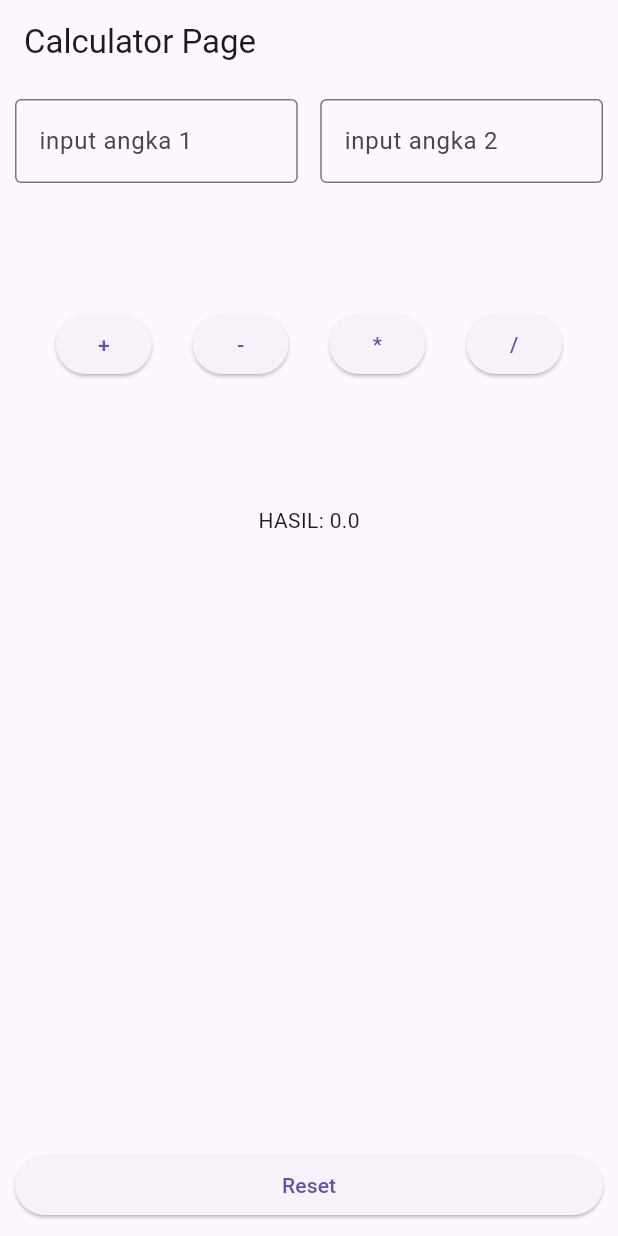
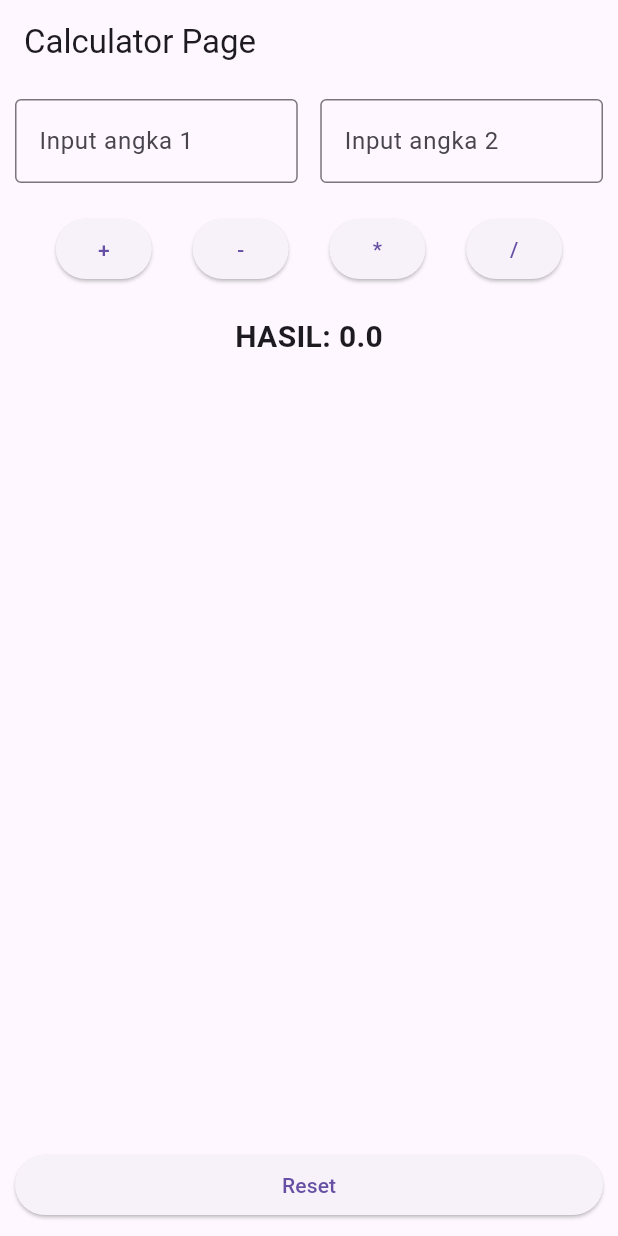
Before and after one commit to lko44/Calculator-Using-Bloc, a Flutter app: the screen it shows after launch, after a tap on "Reset", on a phone screen of 412 x 824 dp. Run offline on Flutter 3.47's test engine with Material 3 defaults, Android fonts, the phone set to English and light mode, and no system bars; our stand-ins replace flutter_bloc.

Commit message:
fixing 3 67

```diff
--- a/lib/Bloc/Calculator/calculator_bloc.dart
+++ b/lib/Bloc/Calculator/calculator_bloc.dart
@@ -3,30 +3,31 @@ import 'calculator_event.dart';
 import 'calculator_state.dart';
 
 class CalculatorBloc extends Bloc<CalculatorEvent, CalculatorState> {
-  CalculatorBloc() : super(CalculatorInitial()) {
-
+  CalculatorBloc() : super(CalculatorState(result: 0)) {
     on<AddEvent>((event, emit) {
-      emit(CalculatorResult(event.a + event.b));
+      if (event.a == 1 && event.b == 1) {
+        emit(state.copyWith(result: 3));
+      }else if (event.a == 6 && event.b == 7) {
+        emit(state.copyWith(result: 67));}
+       else {
+        emit(state.copyWith(result: event.a + event.b));
+      }
     });
 
     on<SubtractEvent>((event, emit) {
-      emit(CalculatorResult(event.a - event.b));
+      emit(state.copyWith(result: event.a - event.b));
     });
 
     on<MultiplyEvent>((event, emit) {
-      emit(CalculatorResult(event.a * event.b));
+      emit(state.copyWith(result: event.a * event.b));
     });
 
     on<DivideEvent>((event, emit) {
       if (event.b == 0) {
-        emit(CalculatorResult(0));
+        emit(state.copyWith(result: 0));
       } else {
-        emit(CalculatorResult(event.a / event.b));
+        emit(state.copyWith(result: event.a / event.b));
       }
-    });
-
-    on<ResetEvent>((event, emit) {
-      emit(CalculatorResult(0));
     });
   }
 }
--- a/lib/Bloc/Calculator/calculator_event.dart
+++ b/lib/Bloc/Calculator/calculator_event.dart
@@ -1,39 +1,25 @@
-import 'package:flutter/material.dart';
-
 abstract class CalculatorEvent {}
-
-final TextEditingController aController = TextEditingController();
-final TextEditingController bController = TextEditingController();
-
-double a() => double.tryParse(aController.text) ?? 0;
-double b() => double.tryParse(bController.text) ?? 0;
 
 class AddEvent extends CalculatorEvent {
   final double a;
   final double b;
-
   AddEvent(this.a, this.b);
 }
 
 class SubtractEvent extends CalculatorEvent {
   final double a;
   final double b;
-
   SubtractEvent(this.a, this.b);
 }
 
 class MultiplyEvent extends CalculatorEvent {
   final double a;
   final double b;
-
   MultiplyEvent(this.a, this.b);
 }
 
 class DivideEvent extends CalculatorEvent {
   final double a;
   final double b;
-
   DivideEvent(this.a, this.b);
 }
-
-class ResetEvent extends CalculatorEvent {}
--- a/lib/Bloc/Calculator/calculator_state.dart
+++ b/lib/Bloc/Calculator/calculator_state.dart
@@ -1,9 +1,15 @@
-abstract class CalculatorState {}
-
-class CalculatorInitial extends CalculatorState {}
-
-class CalculatorResult extends CalculatorState {
+class CalculatorState {
   final double result;
 
-  CalculatorResult(this.result);
+  CalculatorState({required this.result});
+
+  factory CalculatorState.initial() {
+    return CalculatorState(result: 0);
+  }
+
+  CalculatorState copyWith({double? result}) {
+    return CalculatorState(
+      result: result ?? this.result,
+    );
+  }
 }
--- a/lib/main.dart
+++ b/lib/main.dart
@@ -1,6 +1,4 @@
 import 'package:flutter/material.dart';
-import 'package:flutter_bloc/flutter_bloc.dart';
-import 'package:semester2_aplication/Bloc/Calculator/calculator_bloc.dart';
 import 'package:semester2_aplication/pages/calculator_page.dart';
 
 void main() {
@@ -15,10 +13,7 @@ class MyApp extends StatelessWidget {
     return MaterialApp(
       title: 'Flutter Demo',
       theme: ThemeData(primarySwatch: Colors.blue),
-      home: BlocProvider(
-        create: (_) => CalculatorBloc(),
-        child: const CalculatorPage(),
-      ),
+      home: CalculatorPage(),
     );
   }
 }
--- a/lib/pages/calculator_page.dart
+++ b/lib/pages/calculator_page.dart
@@ -1,107 +1,152 @@
 import 'package:flutter/material.dart';
 import 'package:flutter_bloc/flutter_bloc.dart';
+import 'package:flutter/services.dart';
 import 'package:semester2_aplication/Bloc/Calculator/calculator_bloc.dart';
 import 'package:semester2_aplication/Bloc/Calculator/calculator_event.dart';
 import 'package:semester2_aplication/Bloc/Calculator/calculator_state.dart';
 
-class CalculatorPage extends StatelessWidget {
+class CalculatorPage extends StatefulWidget {
   const CalculatorPage({super.key});
 
   @override
+  State<CalculatorPage> createState() => _CalculatorPageState();
+}
+
+class _CalculatorPageState extends State<CalculatorPage> {
+  final aController = TextEditingController();
+  final bController = TextEditingController();
+
+  @override
   Widget build(BuildContext context) {
+    return BlocProvider(
+      create: (_) => CalculatorBloc(),
+      child: Builder( // 🔥 THIS IS THE FIX
+        builder: (context) {
           return Scaffold(
             appBar: AppBar(title: const Text('Calculator Page')),
-      body: Container(
-        margin: EdgeInsets.all(10),
+            body: Padding(
+              padding: const EdgeInsets.all(10.0),
               child: Column(
                 children: [
                   Row(
                     children: [
                       Expanded(
-                  flex: 2,
-                  child: TextField(
-                    controller: aController,
-                    decoration: InputDecoration(
-                      hintText: "input angka 1",
-                      border: OutlineInputBorder(),
+                        child: _buildInputField(aController, 'Input angka 1'),
                       ),
-                  ),
-                ),
-                SizedBox(width: 15),
+                      const SizedBox(width: 15),
                       Expanded(
-                  flex: 2,
-                  child: TextField(
-                    controller: bController,
-                    decoration: InputDecoration(
-                      hintText: "input angka 2",
-                      border: OutlineInputBorder(),
-                    ),
-                  ),
+                        child: _buildInputField(bController, 'Input angka 2'),
                       ),
                     ],
                   ),
-            Expanded(
-              child: Row(
+
+                  const SizedBox(height: 20),
+
+                  Row(
                     mainAxisAlignment: MainAxisAlignment.spaceEvenly,
                     children: [
-                  ElevatedButton(
-                    onPressed: () {
-                      context.read<CalculatorBloc>().add(AddEvent(a(), b()));
-                    },
-                    child: Text("+"),
+                      _buildOperationButton('+', () {
+                        context.read<CalculatorBloc>().add(
+                          AddEvent(
+                            _parseInput(aController),
+                            _parseInput(bController),
+                          ),
+                        );
+                      }),
+                      _buildOperationButton('-', () {
+                        context.read<CalculatorBloc>().add(
+                          SubtractEvent(
+                            _parseInput(aController),
+                            _parseInput(bController),
+                          ),
+                        );
+                      }),
+                      _buildOperationButton('*', () {
+                        context.read<CalculatorBloc>().add(
+                          MultiplyEvent(
+                            _parseInput(aController),
+                            _parseInput(bController),
+                          ),
+                        );
+                      }),
+                      _buildOperationButton('/', () {
+                        context.read<CalculatorBloc>().add(
+                          DivideEvent(
+                            _parseInput(aController),
+                            _parseInput(bController),
+                          ),
+                        );
+                      }),
+                    ],
                   ),
 
-                  ElevatedButton(
-                    onPressed: () {
-                      context.read<CalculatorBloc>().add(
-                        SubtractEvent(a(), b()),
+                  const SizedBox(height: 20),
+
+                  BlocBuilder<CalculatorBloc, CalculatorState>(
+                    builder: (context, state) {
+                      return Text(
+                        'HASIL: ${state.result}',
+                        style: const TextStyle(
+                          fontSize: 20,
+                          fontWeight: FontWeight.bold,
+                        ),
                       );
                     },
-                    child: Text("-"),
                   ),
 
-                  ElevatedButton(
-                    onPressed: () {
-                      context.read<CalculatorBloc>().add(
-                        MultiplyEvent(a(), b()),
-                      );
-                    },
-                    child: Text("*"),
-                  ),
+                  const Spacer(),
 
-                  ElevatedButton(
-                    onPressed: () {
-                      context.read<CalculatorBloc>().add(DivideEvent(a(), b()));
-                    },
-                    child: Text("/"),
-                  ),
-                ],
-              ),
-            ),
-            Expanded(
-              child: BlocBuilder<CalculatorBloc, CalculatorState>(
-                builder: (context, state) {
-                  if (state is CalculatorResult) {
-                    return Text("HASIL: ${state.result}");
-                  }
-                  return Text("HASIL:");
-                },
-              ),
-            ),
-
-            Spacer(),
                   SizedBox(
                     width: double.infinity,
                     child: ElevatedButton(
                       onPressed: () {
-                  context.read<CalculatorBloc>().add(ResetEvent());
+                        aController.clear();
+                        bController.clear();
+                        context.read<CalculatorBloc>().add(
+                          AddEvent(0, 0),
+                        );
                       },
-                child: Text("Reset"),
+                      child: const Text('Reset'),
                     ),
                   ),
                 ],
               ),
             ),
           );
+        },
+      ),
+    );
+  }
+
+  @override
+  void dispose() {
+    aController.dispose();
+    bController.dispose();
+    super.dispose();
+  }
+
+  Widget _buildInputField(TextEditingController controller, String hint) {
+    return TextField(
+      controller: controller,
+      keyboardType: const TextInputType.numberWithOptions(decimal: true),
+      inputFormatters: [
+        FilteringTextInputFormatter.allow(RegExp(r'^\d*\.?\d*')),
+      ],
+      decoration: InputDecoration(
+        hintText: hint,
+        border: const OutlineInputBorder(),
+      ),
+    );
+  }
+
+  Widget _buildOperationButton(String label, VoidCallback onPressed) {
+    return ElevatedButton(
+      onPressed: onPressed,
+      child: Text(label),
+    );
+  }
+
+  double _parseInput(TextEditingController controller) {
+    return double.tryParse(controller.text) ?? 0;
   }
 }
```
Lines whose indentation alone changed are shown as unchanged.
